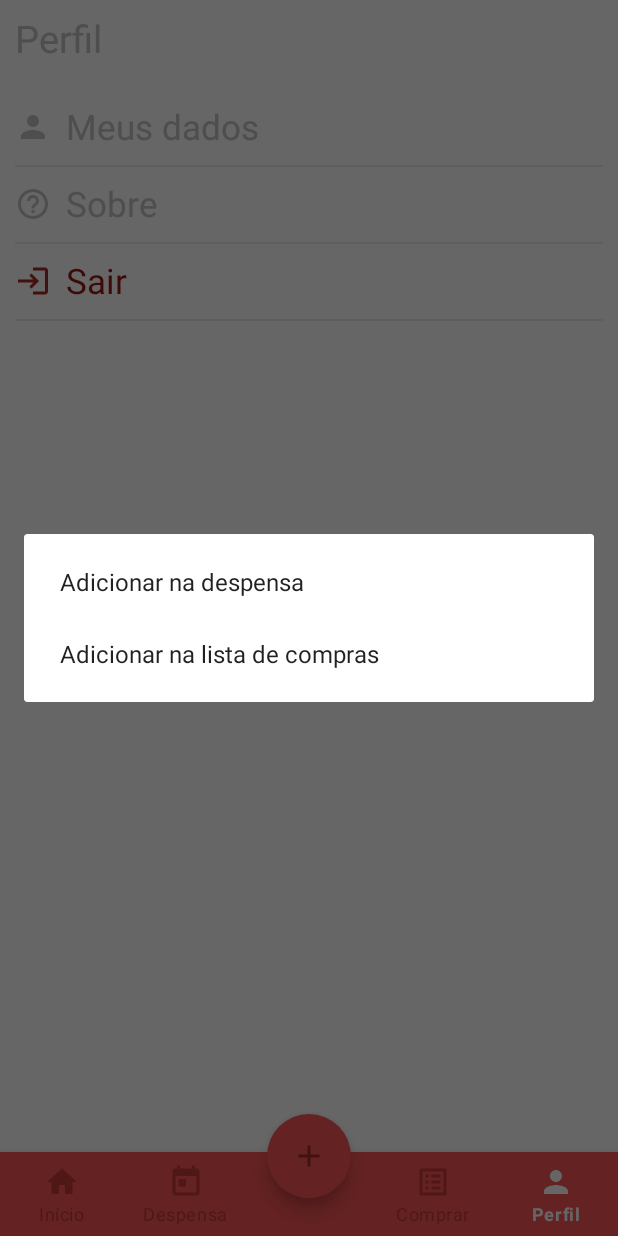
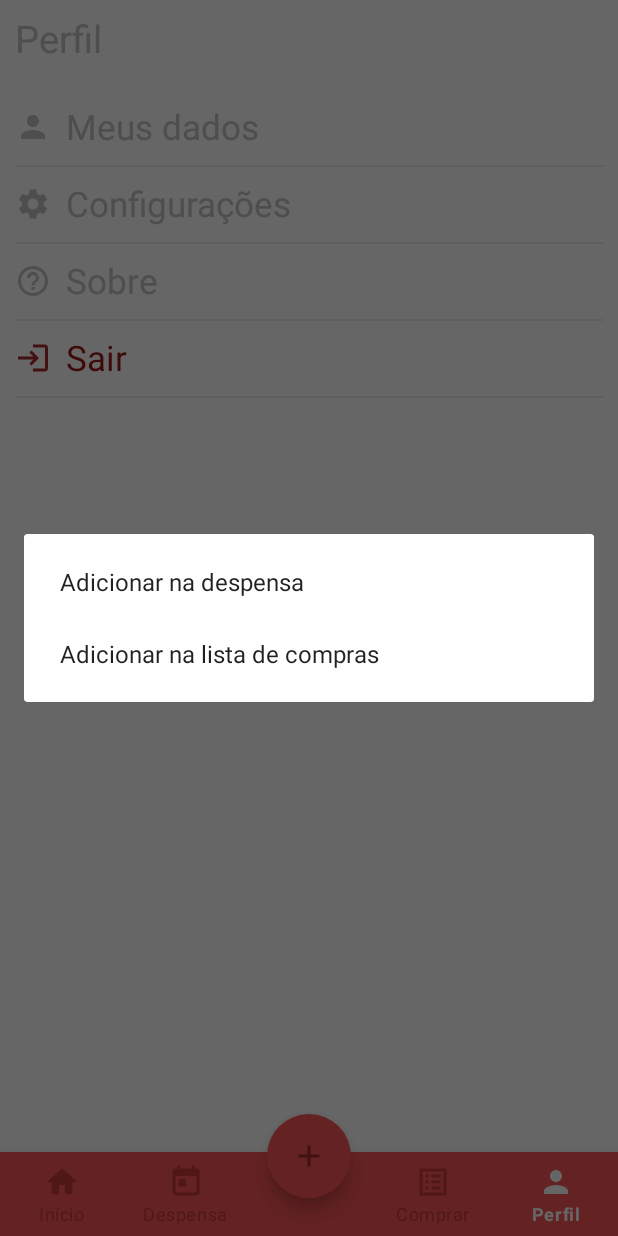
Before and after one commit to emanuelgalvao/Pantry, an Android app: the screen it shows after launch once a user with an empty profile is signed in (MainActivity), item 5 of the bottom bar chosen, on a phone screen of 412 x 824 dp. Run offline under Robolectric (Android 15) with nearby library versions, the phone set to English and light mode, and no system bars; our stand-ins replace Firebase (no records; nobody signed in at launch, a user with empty details on screens opened directly), Room's generated code, navigation-ui.

Commit message:
Creating configuration activity

```diff
--- a/app/src/main/AndroidManifest.xml
+++ b/app/src/main/AndroidManifest.xml
@@ -13,6 +13,7 @@
         android:supportsRtl="true"
         android:theme="@style/Theme.Pantry"
         android:usesCleartextTraffic="true">
+        <activity android:name=".ui.activity.ConfigurationActivity"/>
         <activity android:name=".ui.activity.UserDataActivity"/>
         <activity android:name=".ui.activity.ReadCodeActivity" />
         <activity android:name=".ui.activity.ShoppingListFormActivity" />
--- /dev/null
+++ b/app/src/main/java/com/emanuelgalvao/pantry/service/model/Configuration.kt
@@ -0,0 +1,22 @@
+package com.emanuelgalvao.pantry.service.model
+
+import androidx.room.ColumnInfo
+import androidx.room.Entity
+import androidx.room.PrimaryKey
+
+@Entity(tableName = "configuration")
+class Configuration {
+
+    @ColumnInfo(name = "id")
+    @PrimaryKey
+    var id: Int = 1
+
+    @ColumnInfo(name = "enable_flash")
+    var enableFlash: Boolean = false
+
+    @ColumnInfo(name = "due_days")
+    var dueDays: Int = 2
+
+    @ColumnInfo(name = "delete_shopping_item")
+    var deleteShoppingItem: Boolean = false
+}
--- /dev/null
+++ b/app/src/main/java/com/emanuelgalvao/pantry/service/repository/ConfigurationRepository.kt
@@ -0,0 +1,23 @@
+package com.emanuelgalvao.pantry.service.repository
+
+import android.app.Application
+import com.emanuelgalvao.pantry.service.model.Configuration
+import com.emanuelgalvao.pantry.service.repository.local.LocalDatabase
+
+class ConfigurationRepository(application: Application) {
+
+    private val mDatabase = LocalDatabase.getDatabase(application).configurationDAO()
+
+    fun save(configuration: Configuration): Long {
+        return mDatabase.save(configuration)
+    }
+
+    fun update(configuration: Configuration): Int {
+        return mDatabase.update(configuration)
+    }
+
+    fun find(): Configuration {
+        return mDatabase.find()
+    }
+
+}
--- /dev/null
+++ b/app/src/main/java/com/emanuelgalvao/pantry/service/repository/local/ConfigurationDAO.kt
@@ -0,0 +1,17 @@
+package com.emanuelgalvao.pantry.service.repository.local
+
+import androidx.room.*
+import com.emanuelgalvao.pantry.service.model.Configuration
+
+@Dao
+interface ConfigurationDAO {
+
+    @Insert
+    fun save(configuration: Configuration): Long
+
+    @Update
+    fun update(configuration: Configuration): Int
+
+    @Query("SELECT * FROM configuration WHERE id = 1")
+    fun find(): Configuration
+}
--- a/app/src/main/java/com/emanuelgalvao/pantry/service/repository/local/LocalDatabase.kt
+++ b/app/src/main/java/com/emanuelgalvao/pantry/service/repository/local/LocalDatabase.kt
@@ -4,14 +4,18 @@ import android.content.Context
 import androidx.room.Database
 import androidx.room.Room
 import androidx.room.RoomDatabase
+import androidx.room.migration.Migration
+import androidx.sqlite.db.SupportSQLiteDatabase
+import com.emanuelgalvao.pantry.service.model.Configuration
 import com.emanuelgalvao.pantry.service.model.PantryItem
 import com.emanuelgalvao.pantry.service.model.ShoppingItem
 
-@Database(entities = [PantryItem::class, ShoppingItem::class], version = 1)
+@Database(entities = [PantryItem::class, ShoppingItem::class, Configuration::class], version = 2)
 abstract class LocalDatabase : RoomDatabase() {
 
     abstract fun pantryItemDAO(): PantryItemDAO
     abstract fun shoppingItemDAO(): ShoppingItemDAO
+    abstract fun configurationDAO(): ConfigurationDAO
 
     companion object {
         private lateinit var INSTANCE: LocalDatabase
@@ -20,12 +24,18 @@ abstract class LocalDatabase : RoomDatabase() {
             if (!Companion::INSTANCE.isInitialized) {
                 synchronized(LocalDatabase::class) {
                     INSTANCE = Room.databaseBuilder(context, LocalDatabase::class.java, "pantryDB")
+                        .addMigrations(MIGRATION_1_2)
                         .allowMainThreadQueries()
                         .build()
                 }
             }
             return INSTANCE
         }
+
+        private val MIGRATION_1_2 = object : Migration(1, 2) {
+            override fun migrate(database: SupportSQLiteDatabase) {
+                database.execSQL("CREATE TABLE `configuration` (`id` INTEGER NOT NULL, `enable_flash` INT NOT NULL, `due_days` INT NOT NULL, `delete_shopping_item` INT NOT NULL, PRIMARY KEY(`id`))")
+            }
+        }
     }
-
 }
--- a/app/src/main/java/com/emanuelgalvao/pantry/ui/activity/SplashActivity.kt
+++ b/app/src/main/java/com/emanuelgalvao/pantry/ui/activity/SplashActivity.kt
@@ -25,6 +25,7 @@ class SplashActivity : AppCompatActivity() {
 
         observers()
         mViewModel.verifySignedInUser()
+        mViewModel.verifyConfiguration()
 
         Handler(Looper.getMainLooper()).postDelayed({
 
--- a/app/src/main/java/com/emanuelgalvao/pantry/ui/fragment/ProfileFragment.kt
+++ b/app/src/main/java/com/emanuelgalvao/pantry/ui/fragment/ProfileFragment.kt
@@ -8,6 +8,7 @@ import android.view.ViewGroup
 import androidx.fragment.app.Fragment
 import androidx.lifecycle.ViewModelProvider
 import com.emanuelgalvao.pantry.R
+import com.emanuelgalvao.pantry.ui.activity.ConfigurationActivity
 import com.emanuelgalvao.pantry.ui.activity.LoginActivity
 import com.emanuelgalvao.pantry.ui.activity.UserDataActivity
 import com.emanuelgalvao.pantry.util.AlertUtils
@@ -24,6 +25,7 @@ class ProfileFragment : Fragment(), View.OnClickListener {
         mViewModel = ViewModelProvider(this).get(ProfileViewModel::class.java)
 
         root.text_my_data.setOnClickListener(this)
+        root.text_configuration.setOnClickListener(this)
         root.text_info.setOnClickListener(this)
         root.text_log_out.setOnClickListener(this)
 
@@ -35,6 +37,7 @@ class ProfileFragment : Fragment(), View.OnClickListener {
     override fun onClick(v: View?) {
         when(v?.id) {
             R.id.text_my_data -> startActivity(Intent(activity, UserDataActivity::class.java))
+            R.id.text_configuration -> startActivity(Intent(activity, ConfigurationActivity::class.java))
             R.id.text_info -> mViewModel.getVersionName()
             R.id.text_log_out -> logout()
         }
--- a/app/src/main/java/com/emanuelgalvao/pantry/viewmodel/LoginViewModel.kt
+++ b/app/src/main/java/com/emanuelgalvao/pantry/viewmodel/LoginViewModel.kt
@@ -6,13 +6,16 @@ import androidx.lifecycle.LiveData
 import androidx.lifecycle.MutableLiveData
 import com.emanuelgalvao.pantry.service.listener.ApiListener
 import com.emanuelgalvao.pantry.service.listener.ValidationListener
+import com.emanuelgalvao.pantry.service.model.Configuration
 import com.emanuelgalvao.pantry.service.model.User
+import com.emanuelgalvao.pantry.service.repository.ConfigurationRepository
 import com.emanuelgalvao.pantry.service.repository.UserRepository
 import com.emanuelgalvao.pantry.util.StringUtils
 
 class LoginViewModel(application: Application) : AndroidViewModel(application) {
 
-    private val mRepository: UserRepository = UserRepository(application)
+    private val mUserRepository: UserRepository = UserRepository(application)
+    private val mConfigurationRepository: ConfigurationRepository = ConfigurationRepository(application)
 
     private val mLogin = MutableLiveData<ValidationListener>()
     val login: LiveData<ValidationListener> = mLogin
@@ -24,7 +27,7 @@ class LoginViewModel(application: Application) : AndroidViewModel(application) {
     val logged: LiveData<ValidationListener> = mLogged
 
     fun verifySignedInUser() {
-        mRepository.verifySignedInUser(object : ApiListener<User>{
+        mUserRepository.verifySignedInUser(object : ApiListener<User>{
             override fun onSucess(model: User) {
                 mLogged.value = ValidationListener()
             }
@@ -44,7 +47,7 @@ class LoginViewModel(application: Application) : AndroidViewModel(application) {
             }else if(!StringUtils.validatePassword(password)) {
                 mLogin.value = ValidationListener("Senha inválida!")
             } else {
-                mRepository.login(email, password, object : ApiListener<User> {
+                mUserRepository.login(email, password, object : ApiListener<User> {
                     override fun onSucess(model: User) {
                         mLogin.value = ValidationListener()
                     }
@@ -68,7 +71,7 @@ class LoginViewModel(application: Application) : AndroidViewModel(application) {
             }else if(!StringUtils.validatePassword(password)) {
                 mRegister.value = ValidationListener("A senha deve ter pelo menos 6 caracteres.")
             } else {
-                mRepository.register(name, email, password, object : ApiListener<User> {
+                mUserRepository.register(name, email, password, object : ApiListener<User> {
                     override fun onSucess(model: User) {
                         mRegister.value = ValidationListener()
                     }
@@ -85,4 +88,12 @@ class LoginViewModel(application: Application) : AndroidViewModel(application) {
             mRegister.value = ValidationListener("Preencha a senha.")
         }
     }
+
+    fun verifyConfiguration() {
+        val configuration: Configuration = mConfigurationRepository.find()
+
+        if (configuration == null) {
+            mConfigurationRepository.save(Configuration())
+        }
+    }
 }
--- /dev/null
+++ b/app/src/main/res/drawable/ic_settings.xml
@@ -0,0 +1,10 @@
+<vector xmlns:android="http://schemas.android.com/apk/res/android"
+    android:width="24dp"
+    android:height="24dp"
+    android:viewportWidth="24"
+    android:viewportHeight="24"
+    android:tint="?attr/colorControlNormal">
+  <path
+      android:fillColor="@android:color/white"
+      android:pathData="M19.14,12.94c0.04,-0.3 0.06,-0.61 0.06,-0.94c0,-0.32 -0.02,-0.64 -0.07,-0.94l2.03,-1.58c0.18,-0.14 0.23,-0.41 0.12,-0.61l-1.92,-3.32c-0.12,-0.22 -0.37,-0.29 -0.59,-0.22l-2.39,0.96c-0.5,-0.38 -1.03,-0.7 -1.62,-0.94L14.4,2.81c-0.04,-0.24 -0.24,-0.41 -0.48,-0.41h-3.84c-0.24,0 -0.43,0.17 -0.47,0.41L9.25,5.35C8.66,5.59 8.12,5.92 7.63,6.29L5.24,5.33c-0.22,-0.08 -0.47,0 -0.59,0.22L2.74,8.87C2.62,9.08 2.66,9.34 2.86,9.48l2.03,1.58C4.84,11.36 4.8,11.69 4.8,12s0.02,0.64 0.07,0.94l-2.03,1.58c-0.18,0.14 -0.23,0.41 -0.12,0.61l1.92,3.32c0.12,0.22 0.37,0.29 0.59,0.22l2.39,-0.96c0.5,0.38 1.03,0.7 1.62,0.94l0.36,2.54c0.05,0.24 0.24,0.41 0.48,0.41h3.84c0.24,0 0.44,-0.17 0.47,-0.41l0.36,-2.54c0.59,-0.24 1.13,-0.56 1.62,-0.94l2.39,0.96c0.22,0.08 0.47,0 0.59,-0.22l1.92,-3.32c0.12,-0.22 0.07,-0.47 -0.12,-0.61L19.14,12.94zM12,15.6c-1.98,0 -3.6,-1.62 -3.6,-3.6s1.62,-3.6 3.6,-3.6s3.6,1.62 3.6,3.6S13.98,15.6 12,15.6z"/>
+</vector>
--- a/app/src/main/res/layout/fragment_profile.xml
+++ b/app/src/main/res/layout/fragment_profile.xml
@@ -86,6 +86,39 @@
         android:background="@color/background_gray" />
 
     <ImageView
+        android:id="@+id/image_configuration"
+        android:layout_width="wrap_content"
+        android:layout_height="wrap_content"
+        android:layout_marginHorizontal="10dp"
+        app:layout_constraintLeft_toLeftOf="parent"
+        app:layout_constraintTop_toTopOf="@id/text_configuration"
+        app:layout_constraintBottom_toBottomOf="@id/text_configuration"
+        android:src="@drawable/ic_settings"
+        app:tint="@color/icon_gray" />
+
+    <TextView
+        android:id="@+id/text_configuration"
+        android:layout_width="0dp"
+        android:layout_height="wrap_content"
+        app:layout_constraintLeft_toRightOf="@id/image_person"
+        app:layout_constraintTop_toBottomOf="@id/text_my_data"
+        app:layout_constraintRight_toRightOf="parent"
+        android:paddingHorizontal="10dp"
+        android:paddingVertical="10dp"
+        android:text="@string/configuration"
+        android:textSize="23sp"
+        android:textColor="@color/text_gray" />
+
+    <View
+        android:layout_width="0dp"
+        android:layout_height="1dp"
+        app:layout_constraintLeft_toLeftOf="parent"
+        app:layout_constraintRight_toRightOf="parent"
+        app:layout_constraintTop_toBottomOf="@id/text_configuration"
+        android:layout_marginHorizontal="10dp"
+        android:background="@color/background_gray"/>
+
+    <ImageView
         android:id="@+id/image_info"
         android:layout_width="wrap_content"
         android:layout_height="wrap_content"
@@ -101,7 +134,7 @@
         android:layout_width="0dp"
         android:layout_height="wrap_content"
         app:layout_constraintLeft_toRightOf="@id/image_person"
-        app:layout_constraintTop_toBottomOf="@id/text_my_data"
+        app:layout_constraintTop_toBottomOf="@id/text_configuration"
         app:layout_constraintRight_toRightOf="parent"
         android:paddingHorizontal="10dp"
         android:paddingVertical="10dp"
```
Also changed, not shown: app/src/main/java/com/emanuelgalvao/pantry/ui/activity/ConfigurationActivity.kt (added, +58 -0 lines), app/src/main/java/com/emanuelgalvao/pantry/viewmodel/ConfigurationViewModel.kt (added, +49 -0 lines), app/src/main/res/layout/activity_configuration.xml (added, +101 -0 lines), app/src/main/res/values/strings.xml (+11 -0 lines).
